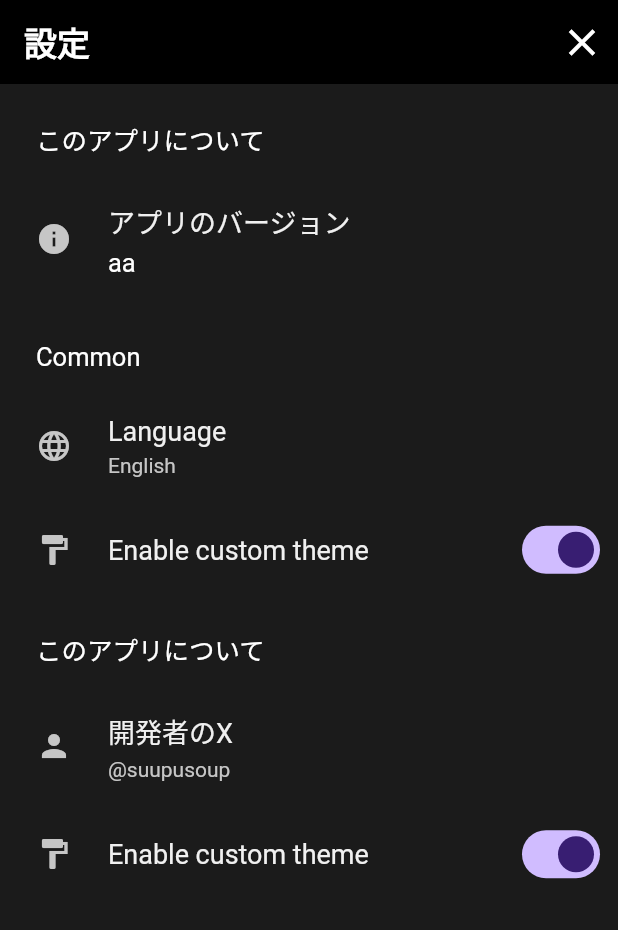
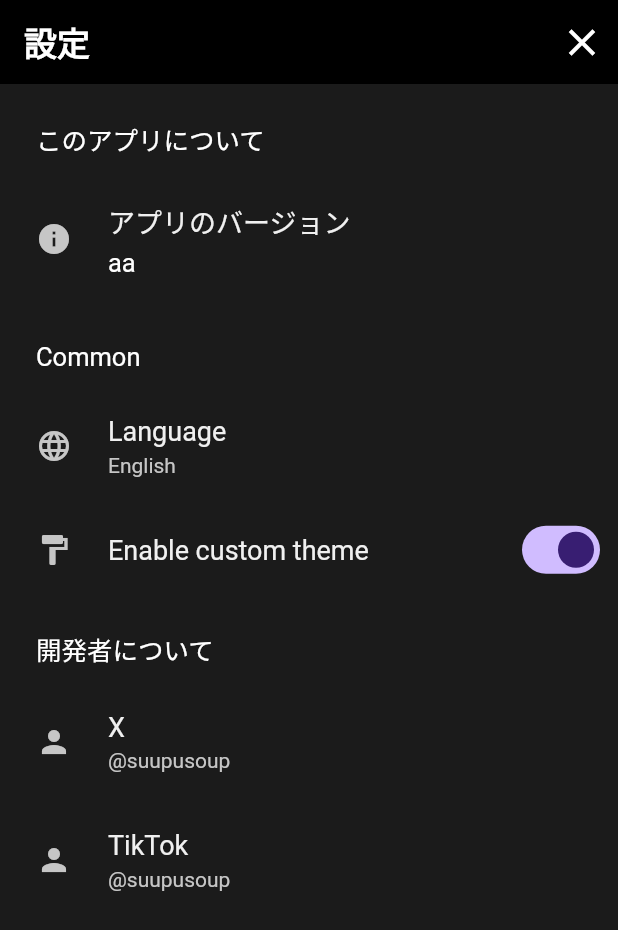
Before and after one commit to laughtaone/bere, a Flutter app: the SettingsPage screen opened directly, on a phone screen of 412 x 824 dp. Shown: the top 930 px of the screen. Run offline on Flutter 3.47's test engine with Material 3 defaults, Android fonts, the light colour scheme and no system bars; drawn by our look-alikes of settings_ui; our stand-ins replace camera.

Commit message:
regularly commit3 (settings)

```diff
--- a/lib/settings_display.dart
+++ b/lib/settings_display.dart
@@ -83,23 +83,23 @@ class SettingsPage extends StatelessWidget {
             ),
             SettingsSection(
               title: Text(
-                'このアプリについて',
+                '開発者について',
                 style: SettingTitleTextStyle.myTextStyle,
               ),
               tiles: <SettingsTile>[
                 SettingsTile.navigation(
                   leading: const Icon(Icons.person),
-                  title: const Text('開発者のX'),
+                  title: const Text('X'),
                   value: const Text('@suupusoup'),
-                  onPressed: (BuildContext context) {},
+                  onPressed: (BuildContext context) {
+                    _launchDeveloperX('twitter://user?id=suupusoup', secondUrl: 'https://x.com/suupusoup');
+                  },
                 ),
-                SettingsTile.switchTile(
-                  onToggle: (value) {
-                    // トグル切り替え処理
-                  },
-                  initialValue: true,
-                  leading: const Icon(Icons.format_paint),
-                  title: const Text('Enable custom theme'),
+                SettingsTile.navigation(
+                  leading: const Icon(Icons.person),
+                  title: const Text('TikTok'),
+                  value: const Text('@suupusoup'),
+                  onPressed: (BuildContext context) { _launchTikTok();},
                 ),
               ],
             ),
@@ -110,6 +110,28 @@ class SettingsPage extends StatelessWidget {
   }
 
 
+
+
+  Future<void> _launchDeveloperX(String url, {String? secondUrl}) async {
+    try {
+      if (await canLaunchUrlString(url)) {
+        final xURL = Uri.parse(url);
+        await launchUrl(xURL);
+      } else if (secondUrl != null && await canLaunchUrlString(secondUrl)) {
+        await launchUrlString(secondUrl);
+      } else {
+        // 任意のエラー処理
+      }
+    } catch (e) {
+      // エラーハンドリング
+      print('エラーが発生しました: $e');
+    }
+  }
+
+  Future _launchTikTok() async {
+    final url = Uri.parse('https://www.tiktok.com/@suupusoup');
+    launchUrl(url);
+  }
 }
 
 
```
